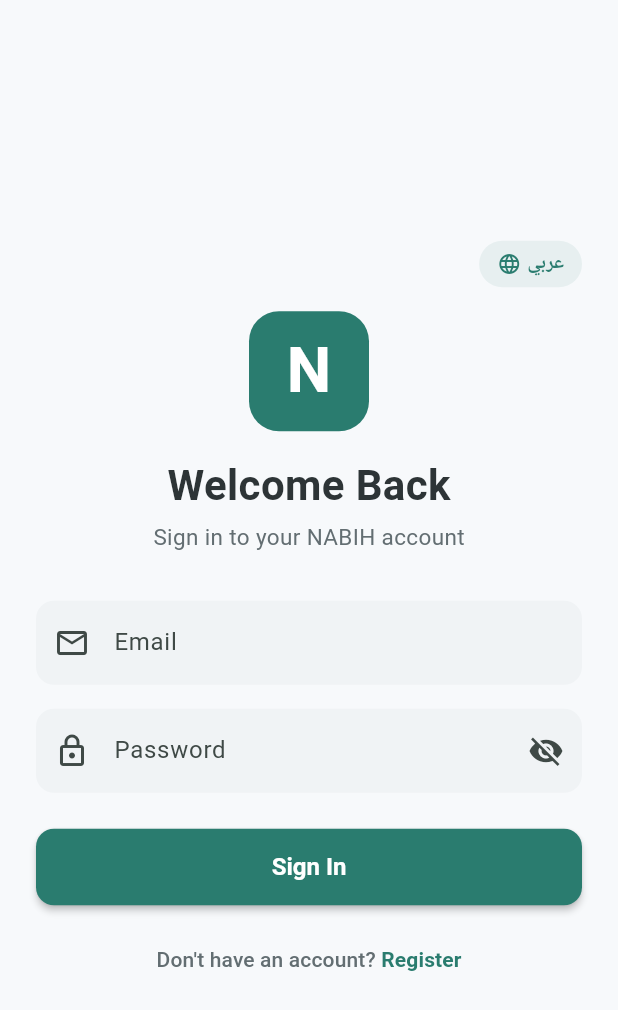
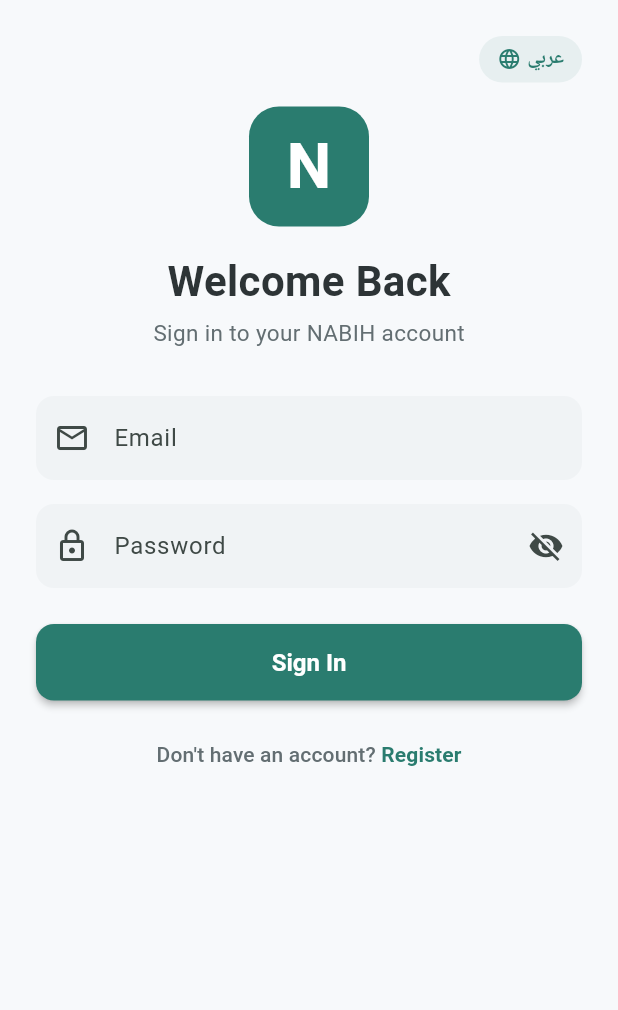
Before and after one commit to TMCSPojct2/cs-project2, a Flutter app: the screen it shows after launch, after a tap on "عربي", after a tap on "EN", after a tap on "Get Started", on a phone screen of 412 x 824 dp. Shown: the top 1010 px of the screen. Run offline on Flutter 3.47's test engine with Material 3 defaults, Android fonts, the phone set to English and light mode, and no system bars; our stand-ins replace supabase_flutter; accounts and stored records are empty; Roboto replaces fonts that are missing (Segoe UI).

Commit message:
Nabih v1.0.0

```diff
--- a/lib/screens/login_screen.dart
+++ b/lib/screens/login_screen.dart
@@ -77,9 +77,9 @@
 
     return Scaffold(
       body: SafeArea(
-        child: Center(
-          child: SingleChildScrollView(
-            padding: const EdgeInsets.all(24),
+        child: SingleChildScrollView(
+          padding: const EdgeInsets.all(24),
+          child: Center(
             child: ConstrainedBox(
               constraints: const BoxConstraints(maxWidth: 420),
               child: Column(
--- a/lib/screens/register_screen.dart
+++ b/lib/screens/register_screen.dart
@@ -169,9 +169,9 @@
     return Scaffold(
       appBar: AppBar(title: Text(_lang.tr('create_account'))),
       body: SafeArea(
-        child: Center(
-          child: SingleChildScrollView(
-            padding: const EdgeInsets.all(24),
+        child: SingleChildScrollView(
+          padding: const EdgeInsets.all(24),
+          child: Center(
             child: ConstrainedBox(
               constraints: const BoxConstraints(maxWidth: 420),
               child: Form(
--- a/lib/screens/splash_screen.dart
+++ b/lib/screens/splash_screen.dart
@@ -39,17 +39,24 @@
   void _rebuild() => setState(() {});
 
   Future<void> _checkAuth() async {
-    await Future.delayed(const Duration(milliseconds: 2000));
+    // Wait for animation to finish, but also at least for auth to resolve
+    final results = await Future.wait([
+      Future.delayed(const Duration(milliseconds: 1500)),
+      _resolveAuth(),
+    ]);
     if (!mounted) return;
-    if (AuthService.isLoggedIn) {
-      final profile = await AuthService.getProfile();
-      if (profile != null && mounted) {
-        Navigator.of(context).pushReplacement(
-          MaterialPageRoute(builder: (_) => HomeShell(profile: profile)),
-        );
-        return;
-      }
+    final profile = results[1] as dynamic;
+    if (profile != null) {
+      Navigator.of(context).pushReplacement(
+        MaterialPageRoute(builder: (_) => HomeShell(profile: profile)),
+      );
     }
+    // else: user stays on splash to tap "Get Started"
+  }
+
+  Future<dynamic> _resolveAuth() async {
+    if (!AuthService.isLoggedIn) return null;
+    return AuthService.getProfile();
   }
 
   @override
--- a/lib/services/supabase_service.dart
+++ b/lib/services/supabase_service.dart
@@ -1,9 +1,9 @@
 import 'package:supabase_flutter/supabase_flutter.dart';
 
 class SupabaseService {
-    static const String supabaseUrl = 'https://aghtctrkaehdyxpppbcc.supabase.co';
+  static const String supabaseUrl = 'https://pvxcxegwdwipjaiuqcxk.supabase.co';
   static const String supabaseAnonKey =
-      'eyJhbGciOiJIUzI1NiIsInR5cCI6IkpXVCJ9.eyJpc3MiOiJzdXBhYmFzZSIsInJlZiI6ImFnaHRjdHJrYWVoZHl4cHBwYmNjIiwicm9sZSI6ImFub24iLCJpYXQiOjE3NzQ3MjI3MzUsImV4cCI6MjA5MDI5ODczNX0.tgfRXEU6I58t_aGSdXv8Hcumf-2_VrNIP4l8zt97NSM';
+      'eyJhbGciOiJIUzI1NiIsInR5cCI6IkpXVCJ9.eyJpc3MiOiJzdXBhYmFzZSIsInJlZiI6InB2eGN4ZWd3ZHdpcGphaXVxY3hrIiwicm9sZSI6ImFub24iLCJpYXQiOjE3NzQ3OTA2NzQsImV4cCI6MjA5MDM2NjY3NH0.keA84NntSBzDtFN872DQ9luFRdrpsI9_MWi5LISp-IA';
 
   static SupabaseClient get client => Supabase.instance.client;
 
```
Also changed, not shown: 6 other files.
